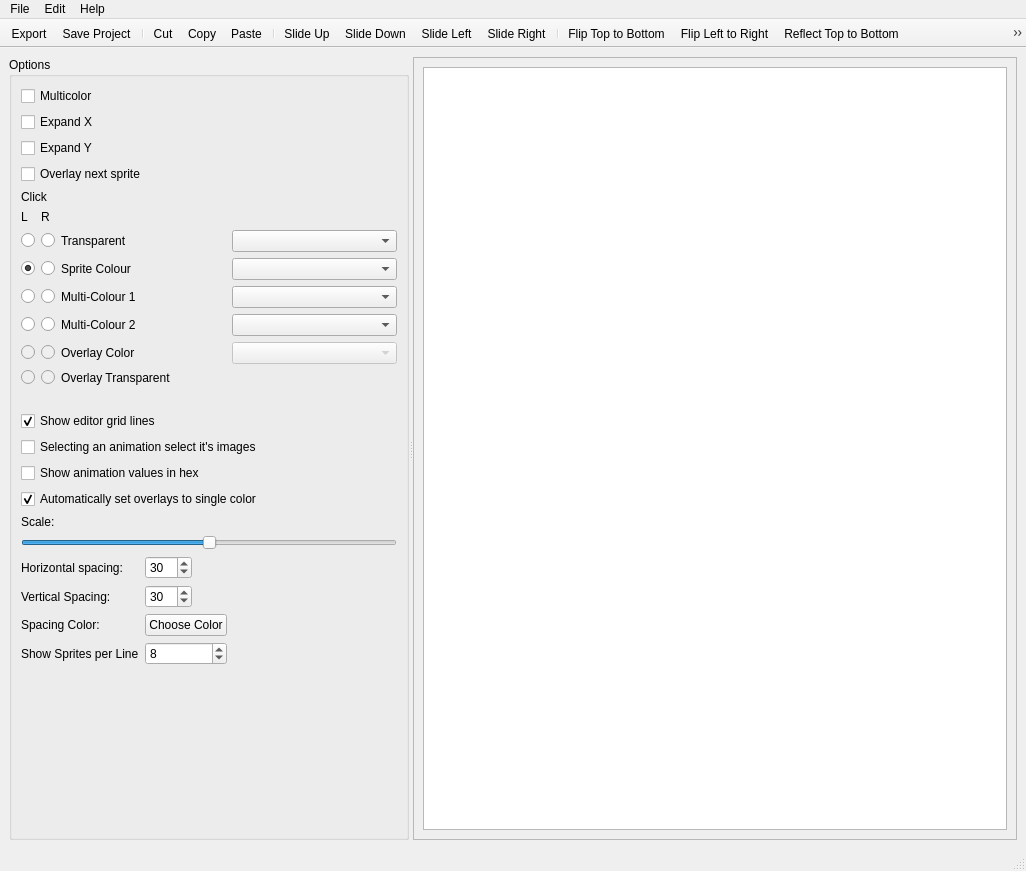
First picture: the form in mainwindow.ui, repository jowin202/OpenSprite, before the edit.
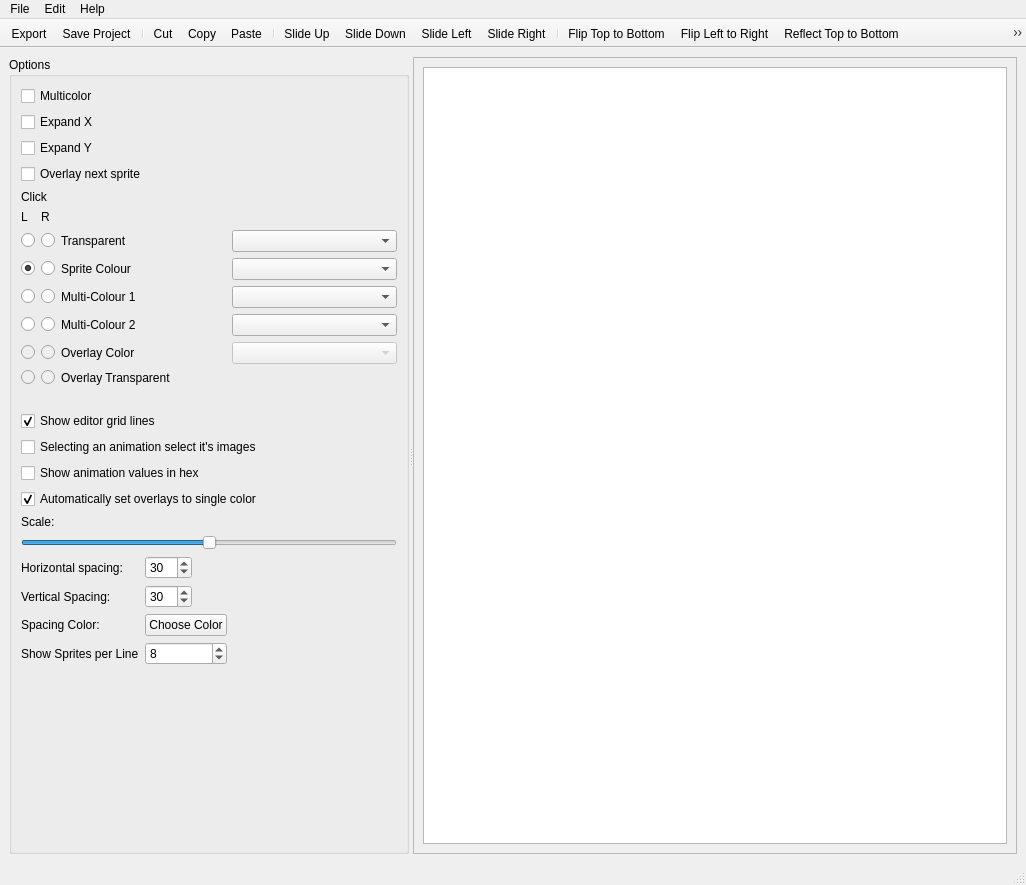
Second picture: the form after the edit. Icons and pictures are not drawn. Custom widgets are drawn as their Qt base class.

```diff
--- a/mainwindow.ui
+++ b/mainwindow.ui
@@ -7,7 +7,7 @@
     <x>0</x>
     <y>0</y>
     <width>1026</width>
-    <height>871</height>
+    <height>885</height>
    </rect>
   </property>
   <property name="acceptDrops">
@@ -584,7 +584,7 @@
            <x>0</x>
            <y>0</y>
            <width>609</width>
-           <height>746</height>
+           <height>760</height>
           </rect>
          </property>
          <layout class="QGridLayout" name="gridLayout_2">
```
Left out of the diff: 10 changed lines with no effect on the pictures.
